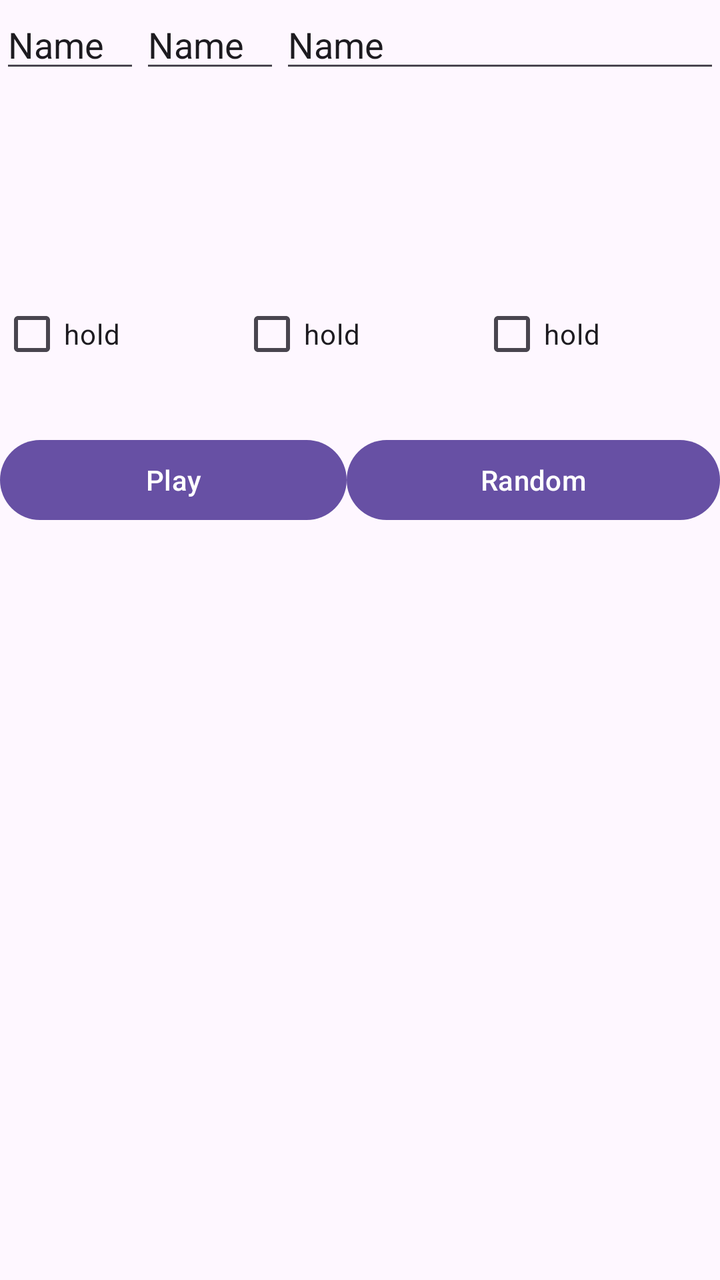
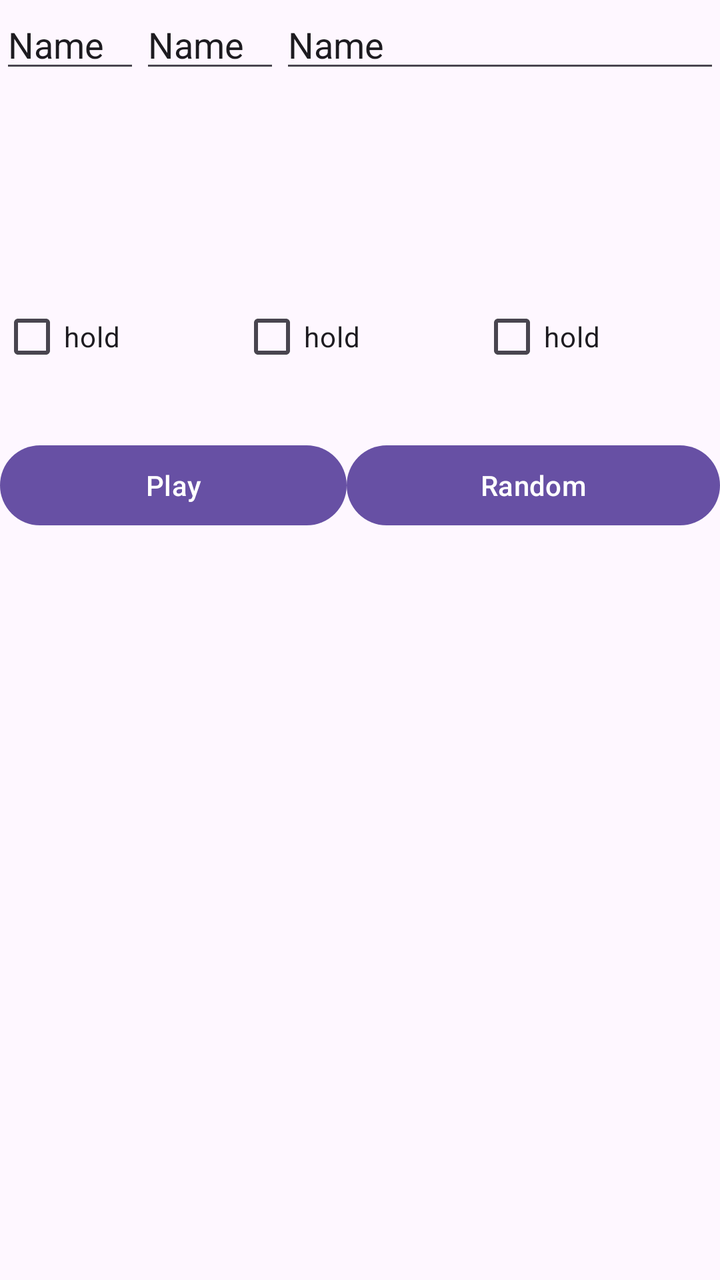

Screens rendered from an Android XML layout before and after an edit, with the pre-edit source and the edit as a unified diff.
<!-- AndroidManifest.xml: application theme Theme.PracticalTest01Var06 -->
<!-- res/layout/activity_practical_test01_var06_main.xml -->
<?xml version="1.0" encoding="utf-8"?>
<androidx.constraintlayout.widget.ConstraintLayout xmlns:android="http://schemas.android.com/apk/res/android"
    xmlns:app="http://schemas.android.com/apk/res-auto"
    xmlns:tools="http://schemas.android.com/tools"
    android:id="@+id/main"
    android:layout_width="match_parent"
    android:layout_height="match_parent"
    tools:context=".MainActivity">

    <LinearLayout
        android:layout_width="0dp"
        android:layout_height="0dp"
        android:orientation="vertical"
        app:layout_constraintBottom_toBottomOf="parent"
        app:layout_constraintEnd_toEndOf="parent"
        app:layout_constraintStart_toStartOf="parent"
        app:layout_constraintTop_toTopOf="parent">

        <LinearLayout
            android:layout_width="match_parent"
            android:layout_height="359dp"
            android:layout_weight="1"
            android:orientation="horizontal">

            <EditText
                android:id="@+id/text_no1"
                android:layout_width="wrap_content"
                android:layout_height="wrap_content"
                android:layout_weight="1"
                android:ems="10"
                android:inputType="text"
                android:text="Name" />

            <EditText
                android:id="@+id/text_no2"
                android:layout_width="wrap_content"
                android:layout_height="wrap_content"
                android:layout_weight="1"
                android:ems="10"
                android:inputType="text"
                android:text="Name" />

            <EditText
                android:id="@+id/text_no3"
                android:layout_width="match_parent"
                android:layout_height="wrap_content"
                android:layout_weight="1"
                android:ems="10"
                android:inputType="text"
                android:text="Name" />

        </LinearLayout>

        <LinearLayout
            android:layout_width="match_parent"
            android:layout_height="289dp"
            android:layout_weight="1"
            android:orientation="horizontal">

            <CheckBox
                android:id="@+id/checkBox"
                android:layout_width="wrap_content"
                android:layout_height="wrap_content"
                android:layout_weight="1"
                android:text="hold" />

            <CheckBox
                android:id="@+id/checkBox2"
                android:layout_width="wrap_content"
                android:layout_height="wrap_content"
                android:layout_weight="1"
                android:text="hold" />

            <CheckBox
                android:id="@+id/checkBox3"
                android:layout_width="wrap_content"
                android:layout_height="wrap_content"
                android:layout_weight="1"
                android:text="hold" />

        </LinearLayout>

        <LinearLayout
            android:layout_width="match_parent"
            android:layout_height="match_parent"
            android:layout_weight="1"
            android:orientation="horizontal">

            <Button
                android:id="@+id/buttonPlay"
                android:layout_width="wrap_content"
                android:layout_height="wrap_content"
                android:layout_weight="1"
                android:text="Play" />

            <Button
                android:id="@+id/buttonRandom"
                android:layout_width="wrap_content"
                android:layout_height="wrap_content"
                android:layout_weight="1"
                android:text="Random" />
        </LinearLayout>

    </LinearLayout>
</androidx.constraintlayout.widget.ConstraintLayout>
<!-- resources referenced by this layout -->
<resources>
  <style name="Theme.PracticalTest01Var06" parent="Base.Theme.PracticalTest01Var06" />
  <style name="Base.Theme.PracticalTest01Var06" parent="Theme.Material3.DayNight.NoActionBar">
          
          
      </style>
</resources>

<!-- the commit's change to res/layout/activity_practical_test01_var06_main.xml (unified diff, before → after) -->
@@ -15,6 +15,12 @@
         app:layout_constraintEnd_toEndOf="parent"
         app:layout_constraintStart_toStartOf="parent"
         app:layout_constraintTop_toTopOf="parent">
+
+        <LinearLayout
+            android:layout_width="match_parent"
+            android:layout_height="match_parent"
+            android:layout_weight="3"
+            android:orientation="vertical"></LinearLayout>
 
         <LinearLayout
             android:layout_width="match_parent"
